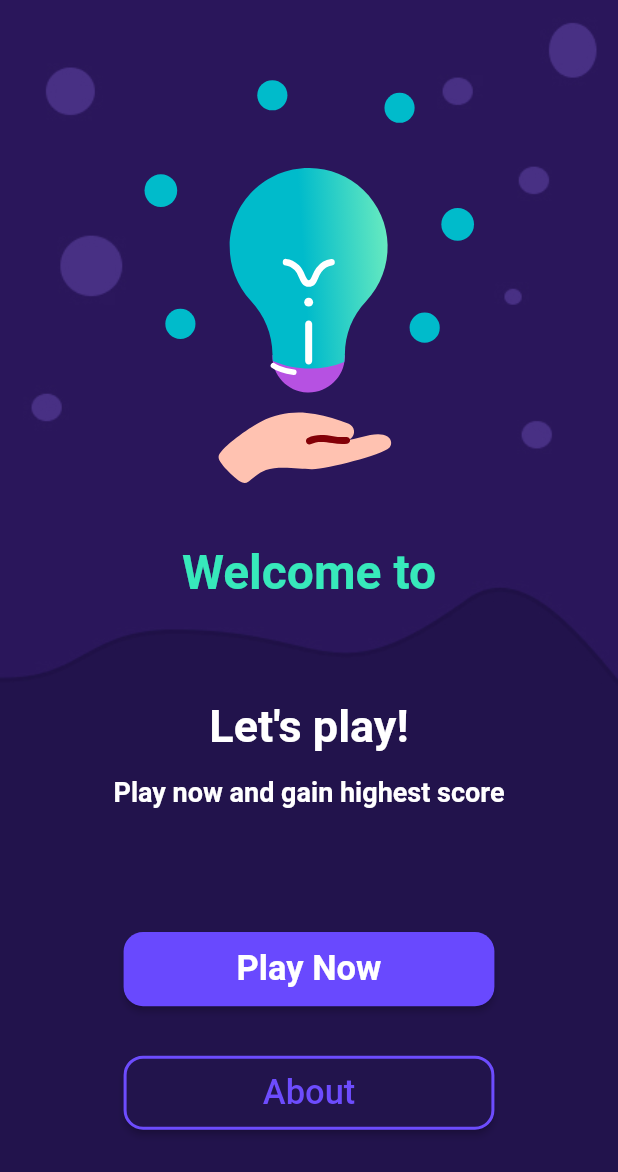
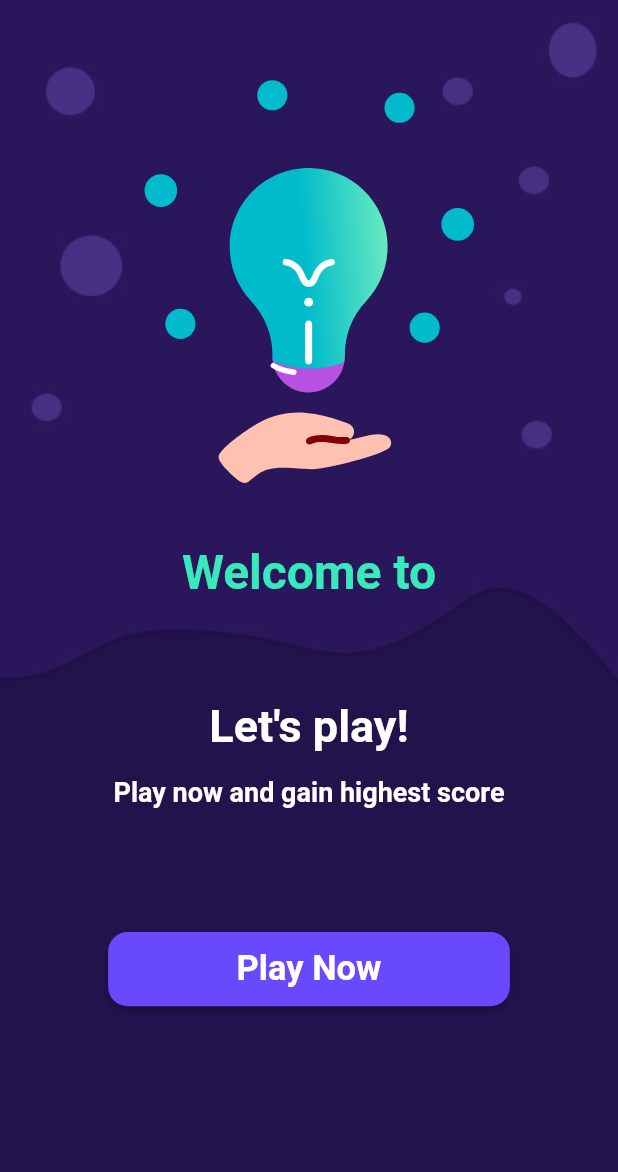
Before and after one commit to SSalahAyman/CodeCasa, a Flutter app: the screen it shows after launch, on a phone screen of 412 x 824 dp. Shown: the top 1172 px of the screen. Run offline on Flutter 3.47's test engine with Material 2 defaults, Android fonts, the phone set to English and light mode, and no system bars; drawn by our look-alikes of animated_text_kit; our stand-ins replace get, lottie, smooth_page_indicator.

Commit message:
the app is done

```diff
--- a/quizapp/lib/main.dart
+++ b/quizapp/lib/main.dart
@@ -3,7 +3,7 @@ import 'package:get/get.dart';
 import 'package:quizapp/screens/intro_screen.dart';
 
 void main() {
-  runApp(QuizApp());
+  runApp(const QuizApp());
 }
 
 class QuizApp extends StatelessWidget {
--- a/quizapp/lib/screens/intro_screen.dart
+++ b/quizapp/lib/screens/intro_screen.dart
@@ -80,7 +80,7 @@ class IntroScreen extends StatelessWidget {
               style: ElevatedButton.styleFrom(
                 shape: RoundedRectangleBorder(
                     borderRadius: BorderRadius.circular(13.0)),
-                fixedSize: Size(width * 0.6, height * 0.06),
+                fixedSize: Size(width * 0.65, height * 0.06),
                 backgroundColor: const Color(0xff6949fe),
               ),
               onPressed: () {
@@ -94,23 +94,6 @@ class IntroScreen extends StatelessWidget {
             SizedBox(
               height: height * 0.04,
             ),
-            ElevatedButton(
-              style: ElevatedButton.styleFrom(
-                side: const BorderSide(width: 2, color: Color(0xff6d4cfe)),
-                shape: RoundedRectangleBorder(
-                    borderRadius: BorderRadius.circular(13.0)),
-                fixedSize: Size(width * 0.6, height * 0.06),
-                backgroundColor: const Color(0xff22144c),
-              ),
-              onPressed: () {},
-              child: const Text(
-                "About",
-                style: TextStyle(
-                    fontSize: 23,
-                    fontWeight: FontWeight.w500,
-                    color: Color(0xff6d4cfe)),
-              ),
-            )
           ],
         ),
       ),
```
Also changed, not shown: quizapp/lib/config/blinding_app.dart (deleted, +0 -9 lines).
